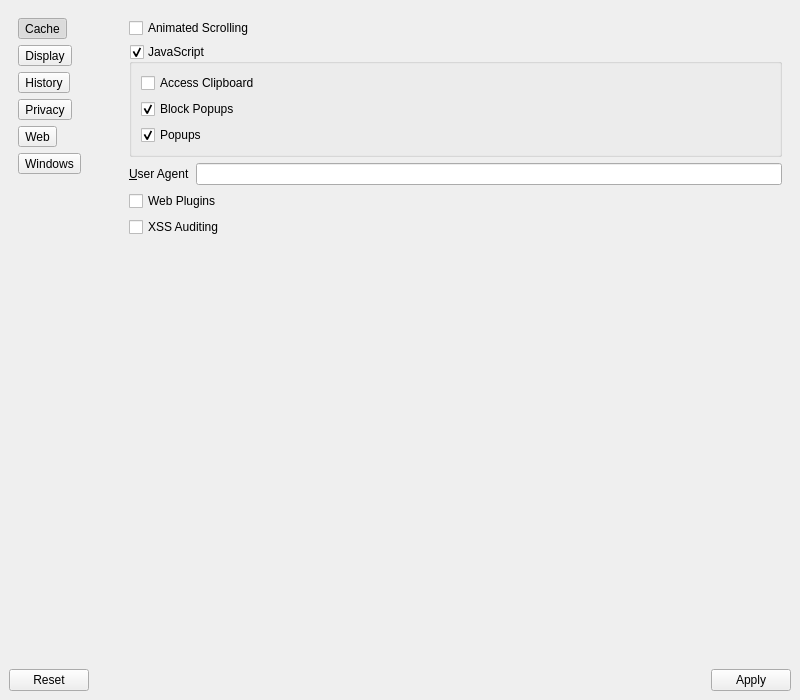
This is 2.x/UI/dooble_settings.ui in textbrowser/dooble as Qt 5 draws it before an edit. The edited form follows.
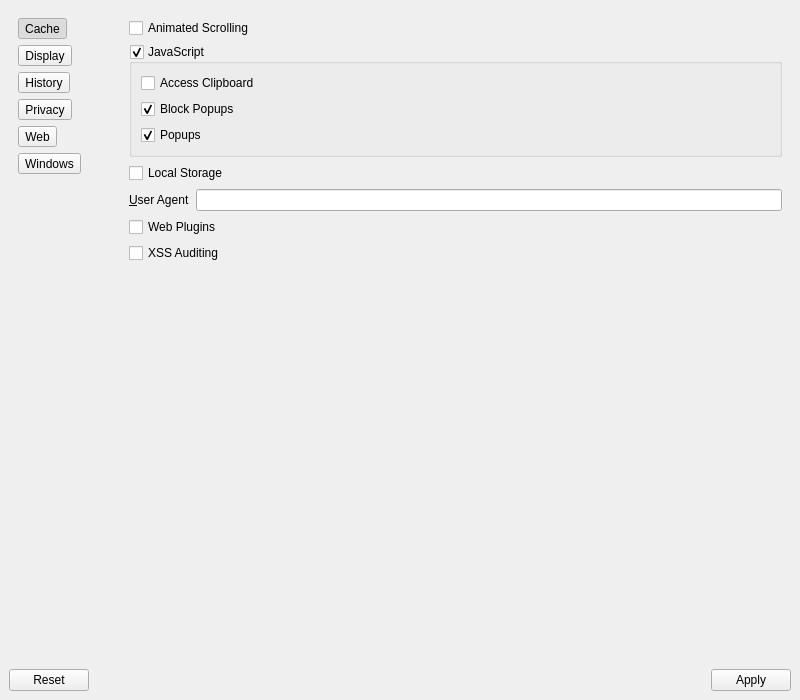
This is the edited form. The open tabs and pages were chosen to show the change. Icons and pictures are not drawn.

Commit message: Local Storage option.

The edit to the form file:
```diff
--- a/2.x/UI/dooble_settings.ui
+++ b/2.x/UI/dooble_settings.ui
@@ -1115,6 +1115,16 @@
             </layout>
            </widget>
           </item>
+          <item>
+           <widget class="QCheckBox" name="local_storage">
+            <property name="toolTip">
+             <string>HTML5 local storage.</string>
+            </property>
+            <property name="text">
+             <string>Local Storage</string>
+            </property>
+           </widget>
+          </item>
           <item>
            <layout class="QHBoxLayout" name="horizontalLayout_12">
             <item>
```
Left out of the diff: 5 changed lines with no effect on the pictures. The commit also changes 3 other files.
